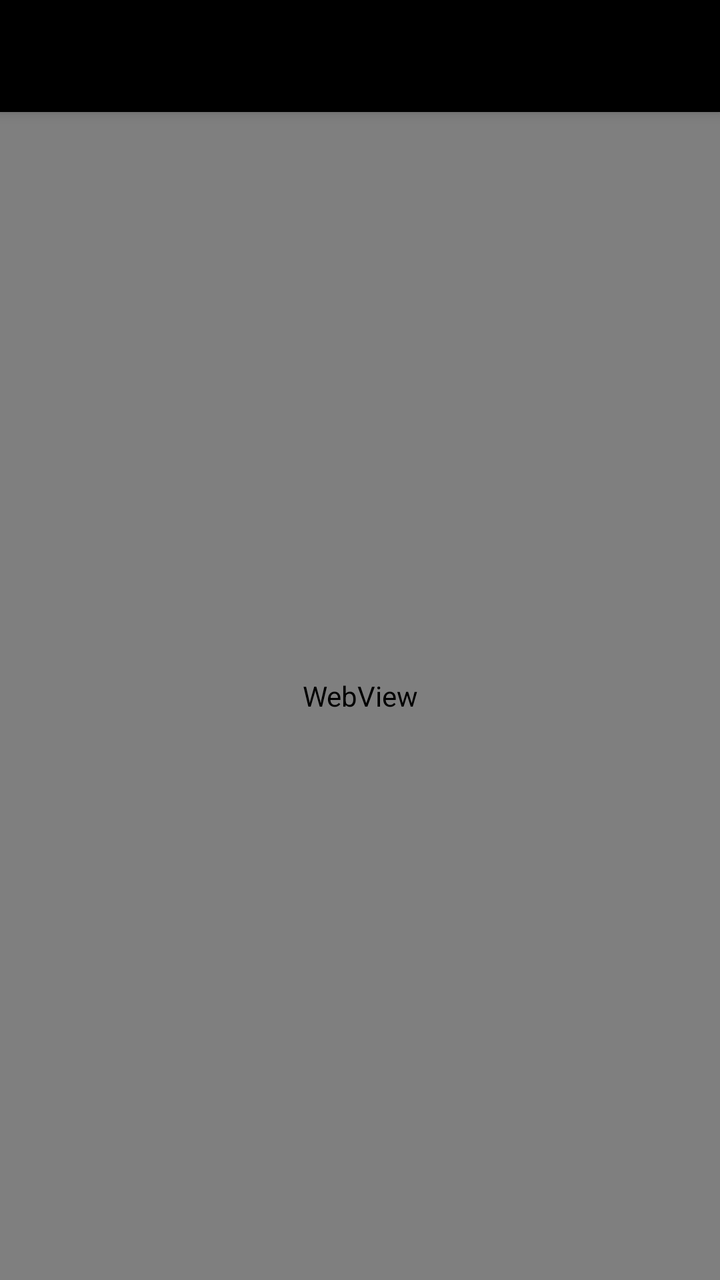
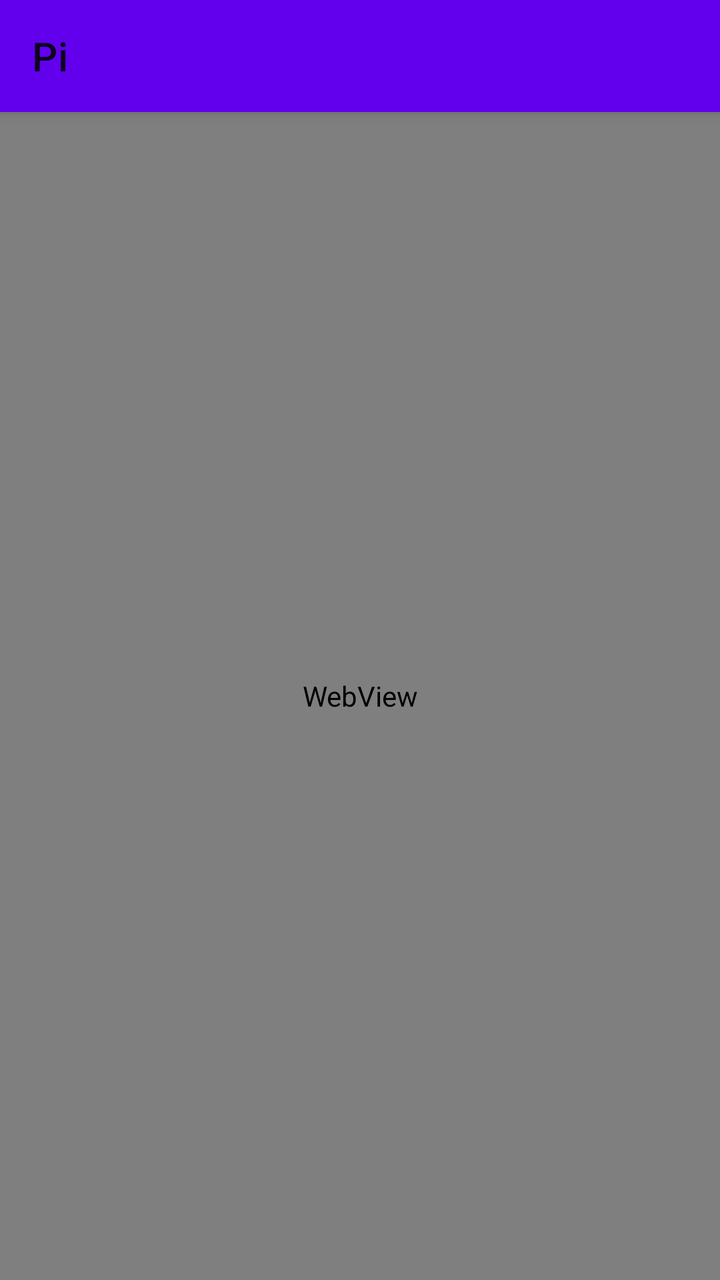

Screens rendered from an Android XML layout before and after an edit, with the pre-edit source and the edit as a unified diff.
<!-- AndroidManifest.xml: application theme Theme.PiDash -->
<!-- res/layout/activity_main.xml -->
<?xml version="1.0" encoding="utf-8"?>
<androidx.coordinatorlayout.widget.CoordinatorLayout
    xmlns:android="http://schemas.android.com/apk/res/android"
    xmlns:app="http://schemas.android.com/apk/res-auto"
    android:layout_width="match_parent"
    android:layout_height="match_parent">

    <com.google.android.material.appbar.AppBarLayout
        android:id="@+id/appBarLayout"
        android:layout_width="match_parent"
        android:layout_height="wrap_content"
        android:elevation="0dp"
        app:liftOnScroll="false">

        <androidx.appcompat.widget.Toolbar
            android:id="@+id/toolbar"
            android:layout_width="match_parent"
            android:layout_height="?attr/actionBarSize"
            app:title="Pi" />

    </com.google.android.material.appbar.AppBarLayout>

    <FrameLayout
        android:layout_width="match_parent"
        android:layout_height="match_parent"
        app:layout_behavior="@string/appbar_scrolling_view_behavior">

        <WebView
            android:id="@+id/webView"
            android:layout_width="match_parent"
            android:layout_height="match_parent"
            android:background="@android:color/white" />

        
        <LinearLayout
            android:id="@+id/errorView"
            android:layout_width="match_parent"
            android:layout_height="match_parent"
            android:orientation="vertical"
            android:gravity="center"
            android:padding="32dp"
            android:background="?attr/colorSurface"
            android:visibility="gone">

            <TextView
                android:layout_width="wrap_content"
                android:layout_height="wrap_content"
                android:text="Cannot reach pi"
                android:textSize="20sp"
                android:textStyle="bold"
                android:textColor="?attr/colorOnSurface" />

            <TextView
                android:layout_width="wrap_content"
                android:layout_height="wrap_content"
                android:layout_marginTop="8dp"
                android:gravity="center"
                android:text="Check that the server is running and Tailscale is connected."
                android:textColor="?attr/colorOnSurfaceVariant"
                android:textSize="14sp" />

            <Button
                android:id="@+id/retryButton"
                android:layout_width="wrap_content"
                android:layout_height="wrap_content"
                android:layout_marginTop="24dp"
                android:text="Retry" />

        </LinearLayout>

    </FrameLayout>

</androidx.coordinatorlayout.widget.CoordinatorLayout>
<!-- resources referenced by this layout -->
<resources>
  <style name="Theme.PiDash" parent="Theme.MaterialComponents.DayNight.NoActionBar">
  
          
          <item name="colorPrimary">@color/black</item>
          <item name="colorPrimaryVariant">@color/black</item>
          <item name="colorOnPrimary">@color/white</item>
          <item name="colorSecondary">@color/black</item>
          <item name="colorOnSecondary">@color/white</item>
          <item name="colorSurface">@color/white</item>
          <item name="colorOnSurface">@color/black</item>
  
          
          
          <item name="android:windowAnimationStyle">@style/NoWindowAnimation</item>
      </style>
  <color name="black">#FF000000</color>
  <color name="white">#FFFFFFFF</color>
  <style name="NoWindowAnimation" parent="@android:style/Animation.Activity">
          <item name="android:activityOpenEnterAnimation">@null</item>
          <item name="android:activityOpenExitAnimation">@null</item>
          <item name="android:activityCloseEnterAnimation">@null</item>
          <item name="android:activityCloseExitAnimation">@null</item>
      </style>
</resources>

<!-- the commit's change to res/layout/activity_main.xml (unified diff, before → after) -->
@@ -39,7 +39,7 @@
             android:orientation="vertical"
             android:gravity="center"
             android:padding="32dp"
-            android:background="?attr/colorSurface"
+            android:background="@android:color/white"
             android:visibility="gone">
 
             <TextView
@@ -48,7 +48,7 @@
                 android:text="Cannot reach pi"
                 android:textSize="20sp"
                 android:textStyle="bold"
-                android:textColor="?attr/colorOnSurface" />
+                android:textColor="@android:color/black" />
 
             <TextView
                 android:layout_width="wrap_content"
@@ -56,7 +56,7 @@
                 android:layout_marginTop="8dp"
                 android:gravity="center"
                 android:text="Check that the server is running and Tailscale is connected."
-                android:textColor="?attr/colorOnSurfaceVariant"
+                android:textColor="#555555"
                 android:textSize="14sp" />
 
             <Button
<!-- resource entries referenced after the edit -->
@@ -1,27 +1,5 @@
 <!-- resources referenced by this layout -->
 <resources>
-  <style name="Theme.PiDash" parent="Theme.MaterialComponents.DayNight.NoActionBar">
-  
-          
-          <item name="colorPrimary">@color/black</item>
-          <item name="colorPrimaryVariant">@color/black</item>
-          <item name="colorOnPrimary">@color/white</item>
-          <item name="colorSecondary">@color/black</item>
-          <item name="colorOnSecondary">@color/white</item>
-          <item name="colorSurface">@color/white</item>
-          <item name="colorOnSurface">@color/black</item>
-  
-          
-          
-          <item name="android:windowAnimationStyle">@style/NoWindowAnimation</item>
-      </style>
-  <color name="black">#FF000000</color>
-  <color name="white">#FFFFFFFF</color>
-  <style name="NoWindowAnimation" parent="@android:style/Animation.Activity">
-          <item name="android:activityOpenEnterAnimation">@null</item>
-          <item name="android:activityOpenExitAnimation">@null</item>
-          <item name="android:activityCloseEnterAnimation">@null</item>
-          <item name="android:activityCloseExitAnimation">@null</item>
-      </style>
+  <style name="Theme.PiDash" parent="Theme.MaterialComponents.DayNight.NoActionBar" />
 </resources>
 
